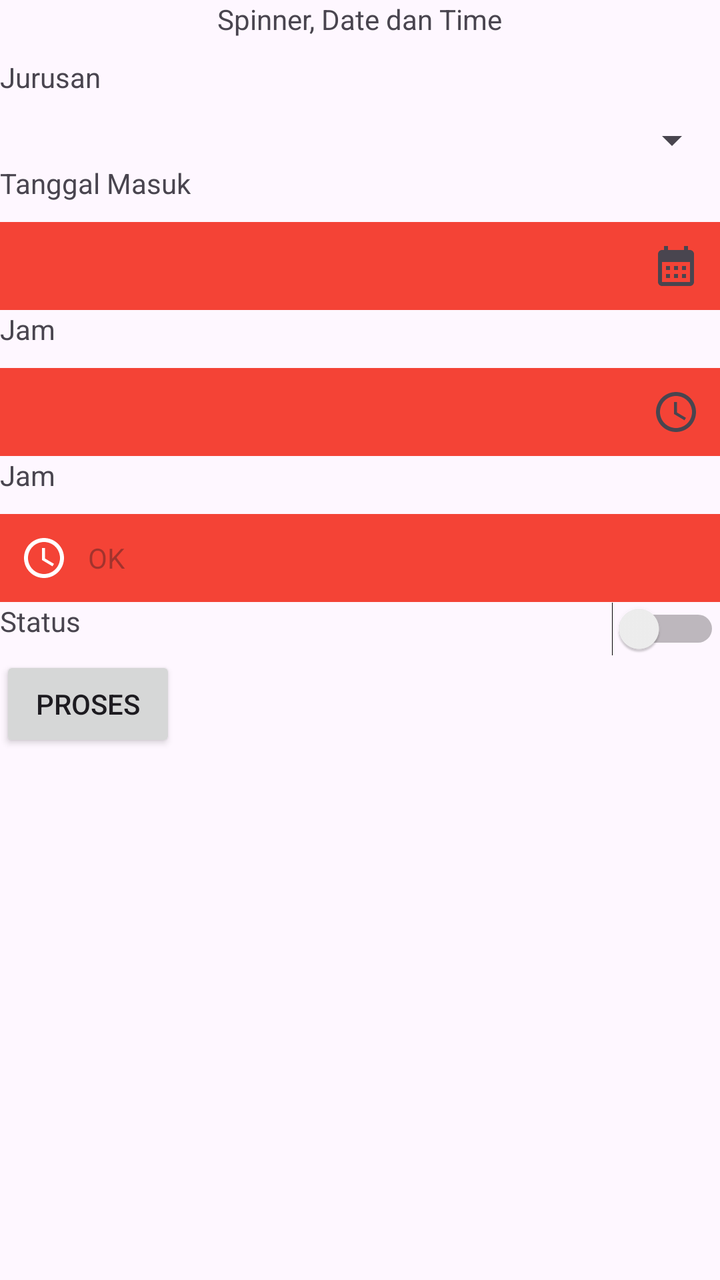
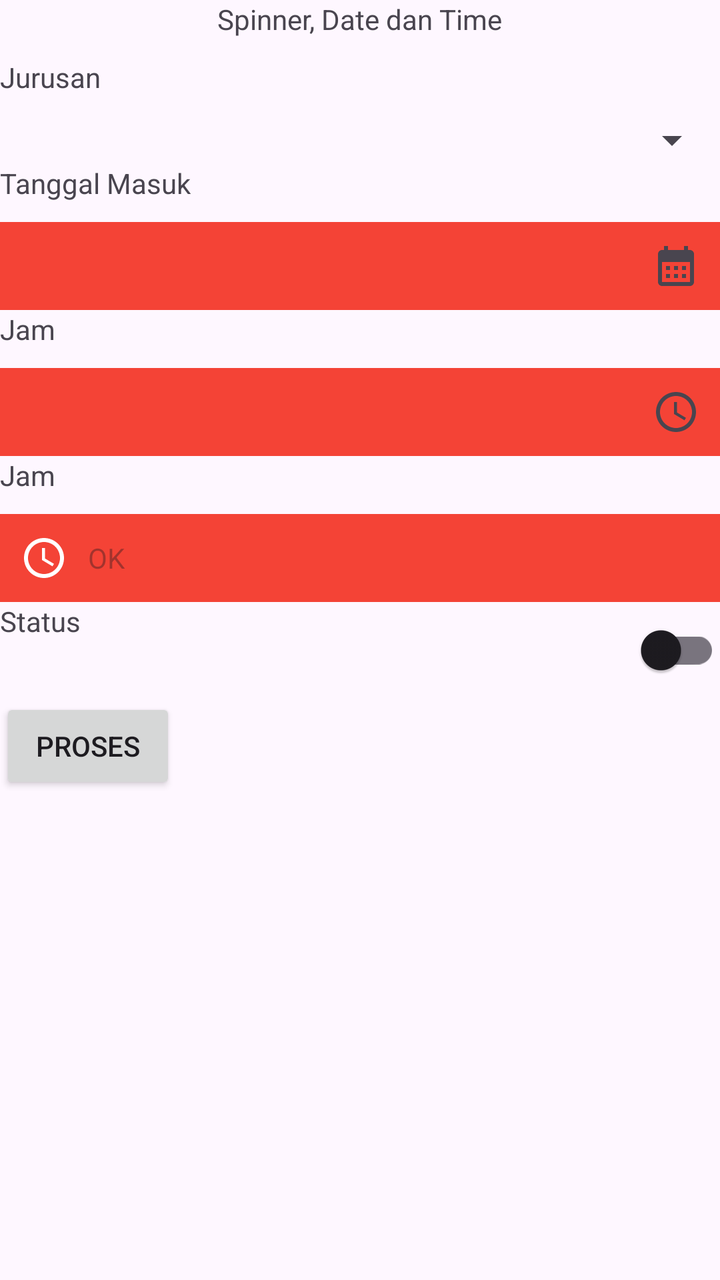

Two renders of the same Android screen: before a commit and after it. Below are the layout's source before the change and the commit's diff.
<!-- AndroidManifest.xml: application theme Theme.KotlinApp2026 -->
<!-- res/layout/activity_spinner_date_time.xml -->
<?xml version="1.0" encoding="utf-8"?>
<LinearLayout
    xmlns:android="http://schemas.android.com/apk/res/android"
    xmlns:app="http://schemas.android.com/apk/res-auto"
    xmlns:tools="http://schemas.android.com/tools"
    android:layout_width="match_parent"
    android:layout_height="match_parent"
    android:orientation="vertical"
    android:layout_margin="10dp"
    >

    <TextView
        android:layout_width="wrap_content"
        android:layout_height="wrap_content"
        android:text="Spinner, Date dan Time"
        android:layout_gravity="center"
        android:layout_marginBottom="10dp"
        />

    <TextView
        android:layout_width="wrap_content"
        android:layout_height="wrap_content"
        android:text="Jurusan"
        android:layout_marginBottom="10dp"
        />

    <Spinner
        android:layout_width="match_parent"
        android:layout_height="wrap_content"
        android:id="@+id/spinJurusan"
        />

    <TextView
        android:layout_width="wrap_content"
        android:layout_height="wrap_content"
        android:text="Tanggal Masuk"
        android:layout_marginBottom="10dp"
        />

    <TextView
        android:layout_width="match_parent"
        android:layout_height="wrap_content"
        android:background="@color/platinum"
        android:drawableEnd="@drawable/ic_date"
        android:padding="10dp"
        android:id="@+id/tglMasuk"
        />

    <TextView
        android:layout_width="wrap_content"
        android:layout_height="wrap_content"
        android:text="Jam"
        android:layout_marginBottom="10dp"
        />

    <TextView
        android:layout_width="match_parent"
        android:layout_height="wrap_content"
        android:background="@color/platinum"
        android:drawableEnd="@drawable/ic_time"
        android:padding="10dp"
        android:id="@+id/jam"

        />

    <TextView
        android:layout_width="wrap_content"
        android:layout_height="wrap_content"
        android:text="Jam"
        android:layout_marginBottom="10dp"
        />

    <EditText
        android:layout_width="match_parent"
        android:layout_height="wrap_content"
        android:background="@color/platinum"
        android:drawablePadding="10dp"
        android:padding="10dp"
        android:drawableLeft="@drawable/ic_time"
        android:textAppearance="?android:attr/textAppearance"
        android:hint="OK"
        android:drawableTint="@color/white"
       />

    <RelativeLayout
        android:layout_width="match_parent"
        android:layout_height="wrap_content">

        <TextView
            android:layout_width="wrap_content"
            android:layout_height="wrap_content"
            android:text="Status"
            />

        <Switch
            android:layout_width="wrap_content"
            android:layout_height="wrap_content"
            android:layout_alignParentRight="true"
            android:id="@+id/swAktif"
            />

    </RelativeLayout>

    <Button
        android:layout_width="wrap_content"
        android:layout_height="wrap_content"
        android:text="PROSES"
        android:id="@+id/btnProses"
        />

</LinearLayout>
<!-- resources referenced by this layout -->
<resources>
  <color name="platinum">#F44336</color>
  <color name="white">#FFFFFFFF</color>
  <!-- drawable ic_date (drawable) -->
  <vector xmlns:android="http://schemas.android.com/apk/res/android"
      android:width="24dp"
      android:height="24dp"
      android:viewportWidth="24"
      android:viewportHeight="24"
      android:tint="?attr/colorControlNormal">
    <path
        android:fillColor="@android:color/white"
        android:pathData="M19,4h-1V2h-2v2H8V2H6v2H5C3.89,4 3.01,4.9 3.01,6L3,20c0,1.1 0.89,2 2,2h14c1.1,0 2,-0.9 2,-2V6C21,4.9 20.1,4 19,4zM19,20H5V10h14V20zM9,14H7v-2h2V14zM13,14h-2v-2h2V14zM17,14h-2v-2h2V14zM9,18H7v-2h2V18zM13,18h-2v-2h2V18zM17,18h-2v-2h2V18z"/>
  </vector>
  <!-- drawable ic_time (drawable) -->
  <vector xmlns:android="http://schemas.android.com/apk/res/android"
      android:width="24dp"
      android:height="24dp"
      android:viewportWidth="24"
      android:viewportHeight="24"
      android:tint="?attr/colorControlNormal">
    <path
        android:fillColor="@android:color/white"
        android:pathData="M11.99,2C6.47,2 2,6.48 2,12s4.47,10 9.99,10C17.52,22 22,17.52 22,12S17.52,2 11.99,2zM12,20c-4.42,0 -8,-3.58 -8,-8s3.58,-8 8,-8 8,3.58 8,8 -3.58,8 -8,8z"/>
    <path
        android:fillColor="@android:color/white"
        android:pathData="M12.5,7H11v6l5.25,3.15 0.75,-1.23 -4.5,-2.67z"/>
  </vector>
  <style name="Theme.KotlinApp2026" parent="Base.Theme.KotlinApp2026" />
  <style name="Base.Theme.KotlinApp2026" parent="Theme.Material3.DayNight.NoActionBar">
          
          
      </style>
</resources>

<!-- the commit's change to res/layout/activity_spinner_date_time.xml (unified diff, before → after) -->
@@ -92,10 +92,11 @@
             android:text="Status"
             />
 
-        <Switch
+        <com.google.android.material.switchmaterial.SwitchMaterial
             android:layout_width="wrap_content"
             android:layout_height="wrap_content"
             android:layout_alignParentRight="true"
+            android:backgroundTint="@color/black_overlay"
             android:id="@+id/swAktif"
             />
 
<!-- resource entries referenced after the edit -->
@@ -1,5 +1,6 @@
 <!-- resources referenced by this layout -->
 <resources>
+  <color name="black_overlay">#66000000</color>
   <color name="platinum">#F44336</color>
   <color name="white">#FFFFFFFF</color>
   <!-- drawable ic_date (drawable) -->
